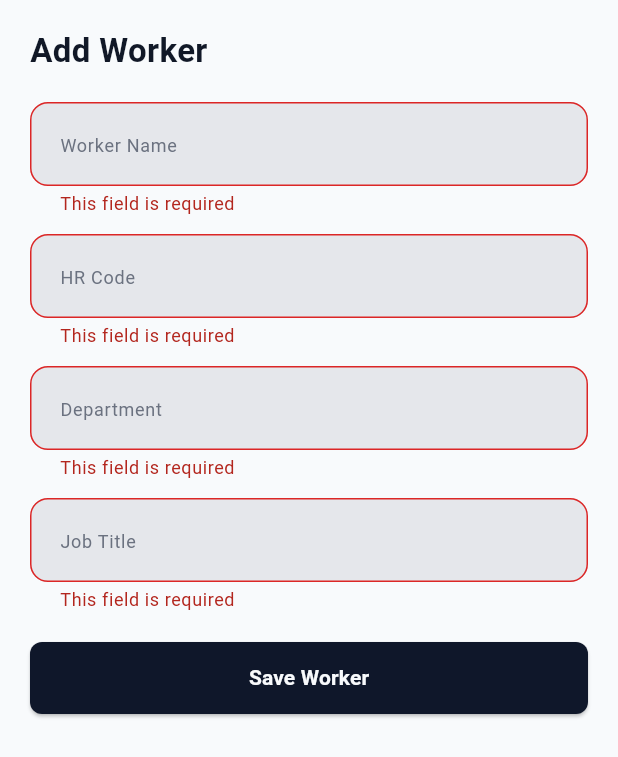
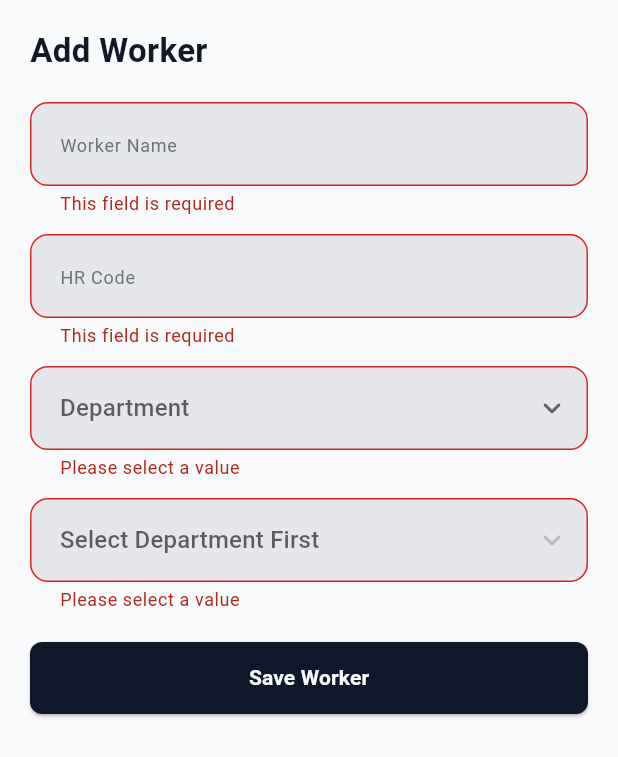
Before and after one commit to KingNarmar/mina_system, a Flutter app: the AddWorkerForm widget shown alone on an empty page, opened directly with empty values, after a tap on "Save Worker", on a phone screen of 412 x 824 dp. Shown: the top 757 px of the screen. Run offline on Flutter 3.47's test engine with Material 3 defaults, Android fonts, the phone set to English and light mode, and no system bars; our stand-ins replace device_preview, flutter_bloc, gap, go_router.

Commit message:
Add LookupsCubit and LookupsState for department and job title management; integrate into AddWorkerForm and AppShell for improved worker management functionality.

```diff
--- a/lib/core/layout/app_shell.dart
+++ b/lib/core/layout/app_shell.dart
@@ -4,6 +4,7 @@ import 'package:mina_system/core/layout/desktop_shell.dart';
 import 'package:mina_system/core/layout/mobile_shell.dart';
 import 'package:mina_system/core/layout/tablet_shell.dart';
 import 'package:mina_system/core/responsive/responsive_layout.dart';
+import 'package:mina_system/features/lookups/presentation/cubit/lookups_cubit.dart';
 import 'package:mina_system/features/workers/presentation/cubit/workers_cubit.dart';
 
 class AppShell extends StatelessWidget {
@@ -11,8 +12,11 @@ class AppShell extends StatelessWidget {
 
   @override
   Widget build(BuildContext context) {
-    return BlocProvider(
-      create: (_) => WorkersCubit(),
+    return MultiBlocProvider(
+      providers: [
+        BlocProvider(create: (_) => WorkersCubit()),
+        BlocProvider(create: (_) => LookupsCubit()),
+      ],
       child: const ResponsiveLayout(
         mobile: MobileShell(),
         tablet: TabletShell(),
--- /dev/null
+++ b/lib/core/widgets/custom_dropdown_form_field.dart
@@ -0,0 +1,76 @@
+import 'package:flutter/material.dart';
+import 'package:mina_system/core/theme/app_colors.dart';
+import 'package:mina_system/core/theme/app_text_styles.dart';
+
+class CustomDropdownFormField extends StatelessWidget {
+  const CustomDropdownFormField({
+    super.key,
+    required this.hint,
+    required this.items,
+    required this.value,
+    required this.onChanged,
+    this.validator,
+  });
+
+  final String hint;
+  final List<String> items;
+  final String? value;
+  final void Function(String?) onChanged;
+  final String? Function(String?)? validator;
+
+  @override
+  Widget build(BuildContext context) {
+    return DropdownButtonFormField<String>(
+      initialValue: _getSafeValue(),
+      items: items.map((item) {
+        return DropdownMenuItem<String>(
+          value: item,
+          child: Text(
+            item,
+            style: AppTextStyles.caption.copyWith(color: AppColors.textPrimary),
+          ),
+        );
+      }).toList(),
+      onChanged: onChanged,
+      validator: validator,
+      decoration: InputDecoration(
+        contentPadding: const EdgeInsets.all(16),
+        filled: true,
+        fillColor: AppColors.border,
+        hintText: hint,
+        hintStyle: AppTextStyles.caption,
+        enabledBorder: OutlineInputBorder(
+          borderRadius: BorderRadius.circular(12),
+          borderSide: const BorderSide(color: AppColors.border),
+        ),
+        focusedBorder: OutlineInputBorder(
+          borderRadius: BorderRadius.circular(12),
+          borderSide: const BorderSide(color: AppColors.border),
+        ),
+        errorBorder: OutlineInputBorder(
+          borderRadius: BorderRadius.circular(12),
+          borderSide: const BorderSide(color: AppColors.error),
+        ),
+        focusedErrorBorder: OutlineInputBorder(
+          borderRadius: BorderRadius.circular(12),
+          borderSide: const BorderSide(color: AppColors.error),
+        ),
+      ),
+      dropdownColor: AppColors.card,
+      icon: const Icon(Icons.keyboard_arrow_down_rounded),
+      isExpanded: true,
+    );
+  }
+
+  String? _getSafeValue() {
+    if (value == null || value!.trim().isEmpty) {
+      return null;
+    }
+
+    if (!items.contains(value)) {
+      return null;
+    }
+
+    return value;
+  }
+}
--- /dev/null
+++ b/lib/features/lookups/presentation/cubit/lookups_cubit.dart
@@ -0,0 +1,171 @@
+import 'package:flutter_bloc/flutter_bloc.dart';
+import 'package:mina_system/features/lookups/presentation/cubit/lookups_state.dart';
+
+class LookupsCubit extends Cubit<LookupsState> {
+  LookupsCubit()
+    : super(
+        const LookupsState(
+          departments: _initialDepartments,
+          jobTitlesByDepartment: _initialJobTitlesByDepartment,
+        ),
+      );
+
+  static const List<String> _initialDepartments = [
+    'Fabrication',
+    'Carpentry',
+    'Mechanical',
+    'Safety',
+    'Painting',
+    'Warehouse',
+    'Electrical',
+    'Operation',
+    'Estimation',
+    'Accounts',
+    'Purchase',
+    'IT',
+    'HR',
+    'Admin',
+  ];
+
+  static const Map<String, List<String>> _initialJobTitlesByDepartment = {
+    'Fabrication': [
+      'HOD Fabrication',
+      'Fabrication Supervisor',
+      'Welder',
+      'Fabricator',
+      'Fitter',
+      'Helper',
+    ],
+    'Carpentry': [
+      'HOD Carpentry',
+      'Carpentry Supervisor',
+      'Carpenter',
+      'Helper',
+    ],
+    'Mechanical': [
+      'HOD Mechanical',
+      'Mechanical Supervisor',
+      'Mechanic',
+      'Pipe Fitter',
+      'Helper',
+    ],
+    'Safety': ['HOD Safety', 'Safety Officer', 'Safety Assistant'],
+    'Painting': ['HOD Painting', 'Painting Supervisor', 'Painter', 'Helper'],
+    'Warehouse': [
+      'Warehouse Manager',
+      'Storekeeper',
+      'Warehouse Assistant',
+      'Helper',
+    ],
+    'Electrical': [
+      'HOD Electrical',
+      'Electrical Supervisor',
+      'Electrician',
+      'Helper',
+    ],
+    'Operation': ['HOD Operation', 'Operation Supervisor', 'Foreman', 'Helper'],
+    'Estimation': ['HOD Estimation', 'Estimator', 'Estimation Engineer'],
+    'Accounts': ['Chief Accountant', 'Accountant', 'Accounts Assistant'],
+    'Purchase': ['Purchase Manager', 'Purchaser', 'Purchase Assistant'],
+    'IT': ['IT Manager', 'IT Support', 'System Administrator'],
+    'HR': ['HR Manager', 'HR Officer', 'HR Assistant'],
+    'Admin': ['Admin Manager', 'Admin Assistant', 'Document Controller'],
+  };
+
+  void addDepartment(String department) {
+    final cleanDepartment = department.trim();
+
+    if (cleanDepartment.isEmpty) {
+      return;
+    }
+
+    if (_containsValue(state.departments, cleanDepartment)) {
+      return;
+    }
+
+    final updatedDepartments = List<String>.from(state.departments)
+      ..add(cleanDepartment);
+
+    final updatedJobTitlesByDepartment = Map<String, List<String>>.from(
+      state.jobTitlesByDepartment,
+    )..putIfAbsent(cleanDepartment, () => []);
+
+    emit(
+      state.copyWith(
+        departments: updatedDepartments,
+        jobTitlesByDepartment: updatedJobTitlesByDepartment,
+      ),
+    );
+  }
+
+  void deleteDepartment(String department) {
+    final updatedDepartments = state.departments.where((item) {
+      return !_isSameValue(item, department);
+    }).toList();
+
+    final updatedJobTitlesByDepartment = Map<String, List<String>>.from(
+      state.jobTitlesByDepartment,
+    )..remove(department);
+
+    emit(
+      state.copyWith(
+        departments: updatedDepartments,
+        jobTitlesByDepartment: updatedJobTitlesByDepartment,
+      ),
+    );
+  }
+
+  void addJobTitle({required String department, required String jobTitle}) {
+    final cleanDepartment = department.trim();
+    final cleanJobTitle = jobTitle.trim();
+
+    if (cleanDepartment.isEmpty || cleanJobTitle.isEmpty) {
+      return;
+    }
+
+    final currentJobTitles = state.jobTitlesByDepartment[cleanDepartment] ?? [];
+
+    if (_containsValue(currentJobTitles, cleanJobTitle)) {
+      return;
+    }
+
+    final updatedJobTitlesByDepartment = Map<String, List<String>>.from(
+      state.jobTitlesByDepartment,
+    );
+
+    updatedJobTitlesByDepartment[cleanDepartment] = [
+      ...currentJobTitles,
+      cleanJobTitle,
+    ];
+
+    emit(state.copyWith(jobTitlesByDepartment: updatedJobTitlesByDepartment));
+  }
+
+  void deleteJobTitle({required String department, required String jobTitle}) {
+    final currentJobTitles = state.jobTitlesByDepartment[department] ?? [];
+
+    final updatedJobTitles = currentJobTitles.where((item) {
+      return !_isSameValue(item, jobTitle);
+    }).toList();
+
+    final updatedJobTitlesByDepartment = Map<String, List<String>>.from(
+      state.jobTitlesByDepartment,
+    );
+
+    updatedJobTitlesByDepartment[department] = updatedJobTitles;
+
+    emit(state.copyWith(jobTitlesByDepartment: updatedJobTitlesByDepartment));
+  }
+
+  bool _containsValue(List<String> values, String value) {
+    return values.any((item) => _isSameValue(item, value));
+  }
+
+  bool _isSameValue(String firstValue, String secondValue) {
+    return _normalizeText(firstValue) == _normalizeText(secondValue);
+  }
+
+  String _normalizeText(String value) {
+    return value.trim().toLowerCase();
+  }
+}
--- /dev/null
+++ b/lib/features/lookups/presentation/cubit/lookups_state.dart
@@ -0,0 +1,28 @@
+class LookupsState {
+  const LookupsState({
+    required this.departments,
+    required this.jobTitlesByDepartment,
+  });
+
+  final List<String> departments;
+  final Map<String, List<String>> jobTitlesByDepartment;
+
+  List<String> getJobTitlesByDepartment(String? department) {
+    if (department == null || department.trim().isEmpty) {
+      return [];
+    }
+
+    return jobTitlesByDepartment[department] ?? [];
+  }
+
+  LookupsState copyWith({
+    List<String>? departments,
+    Map<String, List<String>>? jobTitlesByDepartment,
+  }) {
+    return LookupsState(
+      departments: departments ?? this.departments,
+      jobTitlesByDepartment:
+          jobTitlesByDepartment ?? this.jobTitlesByDepartment,
+    );
+  }
+}
--- a/lib/features/workers/presentation/screens/workers_screen.dart
+++ b/lib/features/workers/presentation/screens/workers_screen.dart
@@ -2,6 +2,7 @@ import 'package:flutter/material.dart';
 import 'package:flutter_bloc/flutter_bloc.dart';
 import 'package:mina_system/core/responsive/app_breakpoints.dart';
 import 'package:mina_system/core/theme/app_colors.dart';
+import 'package:mina_system/features/lookups/presentation/cubit/lookups_cubit.dart';
 import 'package:mina_system/features/workers/data/models/worker_model.dart';
 import 'package:mina_system/features/workers/presentation/cubit/workers_cubit.dart';
 import 'package:mina_system/features/workers/presentation/cubit/workers_state.dart';
@@ -157,7 +158,9 @@ void _showWorkerBottomSheet(BuildContext context, {WorkerModel? worker}) {
       borderRadius: BorderRadius.vertical(top: Radius.circular(24)),
     ),
     builder: (_) {
-      return AddWorkerForm(
+      return BlocProvider.value(
+        value: context.read<LookupsCubit>(),
+        child: AddWorkerForm(
           initialWorker: worker,
           isHrCodeAlreadyUsed: context.read<WorkersCubit>().isHrCodeAlreadyUsed,
           onSave: (savedWorker) {
@@ -174,6 +177,7 @@ void _showWorkerBottomSheet(BuildContext context, {WorkerModel? worker}) {
 
             _showSuccessMessage(context, 'Worker updated successfully');
           },
+        ),
       );
     },
   );
@@ -187,6 +191,8 @@ void _showWorkerDialog(BuildContext context, {WorkerModel? worker}) {
         shape: RoundedRectangleBorder(borderRadius: BorderRadius.circular(20)),
         child: SizedBox(
           width: 460,
+          child: BlocProvider.value(
+            value: context.read<LookupsCubit>(),
             child: AddWorkerForm(
               initialWorker: worker,
               isHrCodeAlreadyUsed: context
@@ -206,6 +212,7 @@ void _showWorkerDialog(BuildContext context, {WorkerModel? worker}) {
 
                 _showSuccessMessage(context, 'Worker updated successfully');
               },
+            ),
           ),
         ),
       );
--- a/lib/features/workers/presentation/widgets/add_worker_form.dart
+++ b/lib/features/workers/presentation/widgets/add_worker_form.dart
@@ -1,7 +1,11 @@
 import 'package:flutter/material.dart';
+import 'package:flutter_bloc/flutter_bloc.dart';
 import 'package:mina_system/core/theme/app_text_styles.dart';
+import 'package:mina_system/core/widgets/custom_dropdown_form_field.dart';
 import 'package:mina_system/core/widgets/custom_text_form_field.dart';
 import 'package:mina_system/core/widgets/main_button.dart';
+import 'package:mina_system/features/lookups/presentation/cubit/lookups_cubit.dart';
+import 'package:mina_system/features/lookups/presentation/cubit/lookups_state.dart';
 import 'package:mina_system/features/workers/data/models/worker_model.dart';
 
 typedef HrCodeValidator = bool Function(String hrCode, {String? ignoredHrCode});
@@ -27,8 +31,9 @@ class _AddWorkerFormState extends State<AddWorkerForm> {
 
   final _nameController = TextEditingController();
   final _hrCodeController = TextEditingController();
-  final _departmentController = TextEditingController();
-  final _jobTitleController = TextEditingController();
+
+  String? _selectedDepartment;
+  String? _selectedJobTitle;
 
   bool get _isEditMode => widget.initialWorker != null;
 
@@ -41,8 +46,8 @@ class _AddWorkerFormState extends State<AddWorkerForm> {
     if (worker != null) {
       _nameController.text = worker.name;
       _hrCodeController.text = worker.hrCode;
-      _departmentController.text = worker.department;
-      _jobTitleController.text = worker.jobTitle;
+      _selectedDepartment = worker.department;
+      _selectedJobTitle = worker.jobTitle;
     }
   }
 
@@ -50,13 +55,16 @@ class _AddWorkerFormState extends State<AddWorkerForm> {
   void dispose() {
     _nameController.dispose();
     _hrCodeController.dispose();
-    _departmentController.dispose();
-    _jobTitleController.dispose();
     super.dispose();
   }
 
   @override
   Widget build(BuildContext context) {
+    return BlocBuilder<LookupsCubit, LookupsState>(
+      builder: (context, lookupsState) {
+        final filteredJobTitles = lookupsState.getJobTitlesByDepartment(
+          _selectedDepartment,
+        );
         return Padding(
           padding: EdgeInsets.fromLTRB(
             20,
@@ -79,7 +87,7 @@ class _AddWorkerFormState extends State<AddWorkerForm> {
                   CustomTextFormField(
                     hint: 'Worker Name',
                     controller: _nameController,
-                validator: _requiredValidator,
+                    validator: _requiredTextValidator,
                   ),
                   const SizedBox(height: 12),
                   CustomTextFormField(
@@ -88,16 +96,31 @@ class _AddWorkerFormState extends State<AddWorkerForm> {
                     validator: _hrCodeValidator,
                   ),
                   const SizedBox(height: 12),
-              CustomTextFormField(
+                  CustomDropdownFormField(
                     hint: 'Department',
-                controller: _departmentController,
-                validator: _requiredValidator,
+                    value: _selectedDepartment,
+                    items: lookupsState.departments,
+                    validator: _requiredDropdownValidator,
+                    onChanged: (value) {
+                      setState(() {
+                        _selectedDepartment = value;
+                        _selectedJobTitle = null;
+                      });
+                    },
                   ),
                   const SizedBox(height: 12),
-              CustomTextFormField(
-                hint: 'Job Title',
-                controller: _jobTitleController,
-                validator: _requiredValidator,
+                  CustomDropdownFormField(
+                    hint: _selectedDepartment == null
+                        ? 'Select Department First'
+                        : 'Job Title',
+                    value: _selectedJobTitle,
+                    items: filteredJobTitles,
+                    validator: _requiredDropdownValidator,
+                    onChanged: (value) {
+                      setState(() {
+                        _selectedJobTitle = value;
+                      });
+                    },
                   ),
                   const SizedBox(height: 20),
                   MainButton(
@@ -109,9 +132,11 @@ class _AddWorkerFormState extends State<AddWorkerForm> {
             ),
           ),
         );
+      },
+    );
   }
 
-  String? _requiredValidator(String? value) {
+  String? _requiredTextValidator(String? value) {
     if (value == null || value.trim().isEmpty) {
       return 'This field is required';
     }
@@ -119,8 +144,16 @@ class _AddWorkerFormState extends State<AddWorkerForm> {
     return null;
   }
 
+  String? _requiredDropdownValidator(String? value) {
+    if (value == null || value.trim().isEmpty) {
+      return 'Please select a value';
+    }
+
+    return null;
+  }
+
   String? _hrCodeValidator(String? value) {
-    final requiredError = _requiredValidator(value);
+    final requiredError = _requiredTextValidator(value);
 
     if (requiredError != null) {
       return requiredError;
@@ -148,8 +181,8 @@ class _AddWorkerFormState extends State<AddWorkerForm> {
     final worker = WorkerModel(
       name: _nameController.text.trim(),
       hrCode: _hrCodeController.text.trim(),
-      department: _departmentController.text.trim(),
-      jobTitle: _jobTitleController.text.trim(),
+      department: _selectedDepartment!.trim(),
+      jobTitle: _selectedJobTitle!.trim(),
       activeCustodyCount: widget.initialWorker?.activeCustodyCount ?? 0,
     );
 
```
Lines whose indentation alone changed are shown as unchanged.
